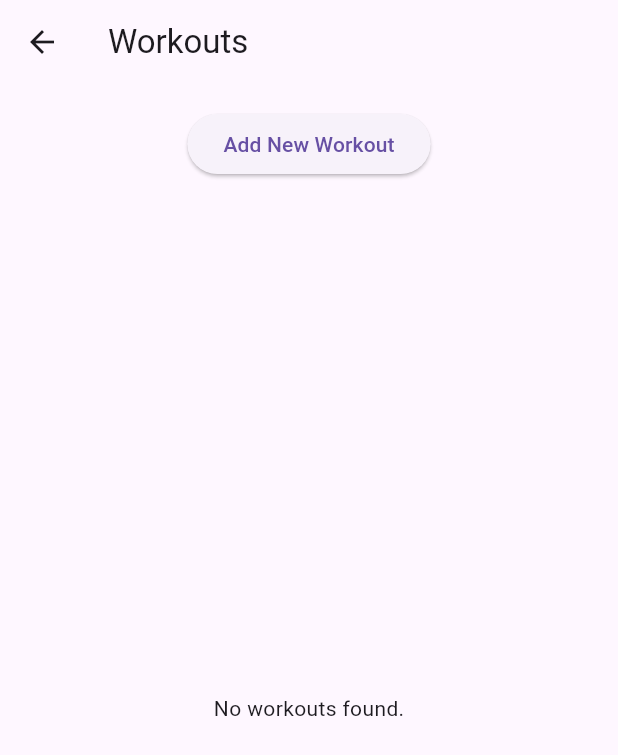
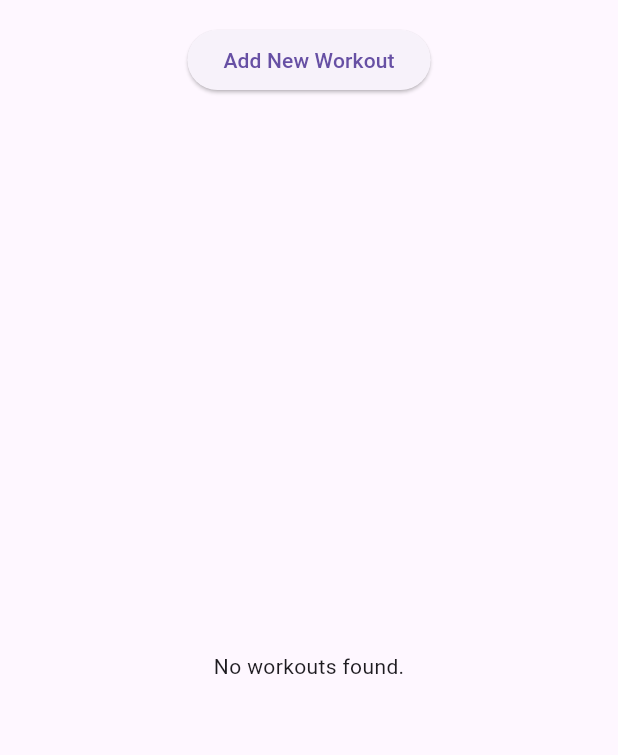
Before and after one commit to JeremyTubongbanua/sofe4640u-final, a Flutter app: the WorkoutsPage screen opened directly, on a phone screen of 412 x 824 dp. Shown: the top 755 px of the screen. Run offline on Flutter 3.47's test engine with Material 3 defaults, Android fonts, the phone set to English and light mode, and no system bars; our stand-ins replace geolocator, shared_preferences; accounts and stored records are empty.

Commit message:
feat: nice

```diff
--- a/track/lib/components/workout_item_card.dart
+++ b/track/lib/components/workout_item_card.dart
@@ -164,7 +164,7 @@ class WorkoutItemCard extends StatelessWidget {
       child: TextFormField(
         initialValue: initialValue,
         style: const TextStyle(fontSize: 14),
-        keyboardType: TextInputType.number,
+        keyboardType: TextInputType.text,
         onChanged: onChanged,
         decoration: const InputDecoration(
           border: OutlineInputBorder(),
--- a/track/lib/pages/workouts_page.dart
+++ b/track/lib/pages/workouts_page.dart
@@ -104,9 +104,6 @@ class _WorkoutsPageState extends State<WorkoutsPage> {
   @override
   Widget build(BuildContext context) {
     return Scaffold(
-      appBar: AppBar(
-        title: const Text('Workouts'),
-      ),
       body: Padding(
         padding: const EdgeInsets.all(16.0),
         child: Column(
```
